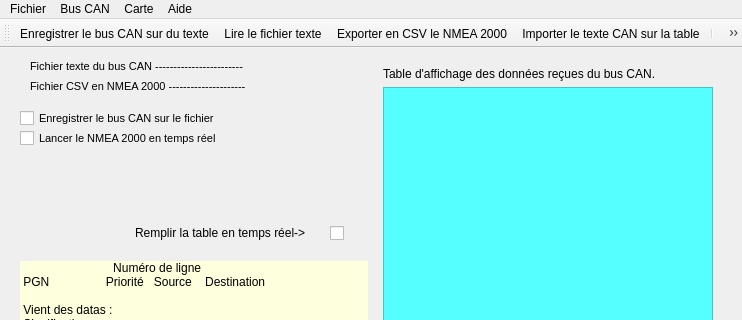
Qt form Alain.ui (AlainMal/HUAHINE2) before a commit; both pictures show x 0 to 742 and y 0 to 320 of the 742 by 684 pixel window.
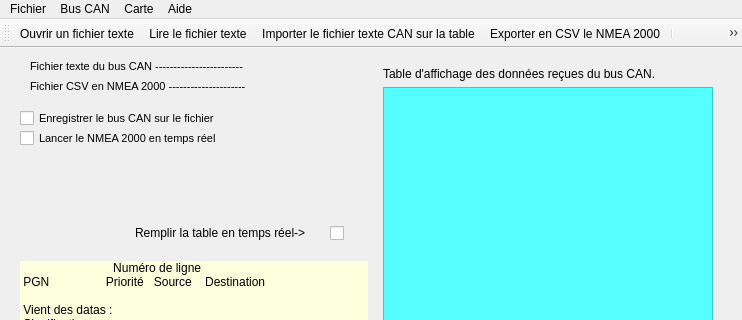
The same form after that commit. Icons and pictures are not drawn.

Patch:
```diff
--- a/Alain.ui
+++ b/Alain.ui
@@ -470,8 +470,8 @@
    </attribute>
    <addaction name="actionOuvrir"/>
    <addaction name="actionVoir"/>
-   <addaction name="actionExport"/>
    <addaction name="actionImporter"/>
+   <addaction name="actionExport"/>
    <addaction name="separator"/>
    <addaction name="actionOpen"/>
    <addaction name="actionClose"/>
@@ -506,7 +506,7 @@
      <normaloff>../HUAHINE/icones/Table.ico</normaloff>../HUAHINE/icones/Table.ico</iconset>
    </property>
    <property name="text">
-    <string>Importer le texte CAN sur la table</string>
+    <string>Importer le fichier texte CAN sur la table</string>
    </property>
    <property name="toolTip">
     <string>Importer le fchier CAN dans la table</string>
@@ -536,7 +536,7 @@
      <normaloff>../HUAHINE/icones/Ouvir.gif</normaloff>../HUAHINE/icones/Ouvir.gif</iconset>
    </property>
    <property name="text">
-    <string>Enregistrer le bus CAN sur du texte</string>
+    <string>Ouvrir un fichier texte</string>
    </property>
    <property name="toolTip">
     <string>Ouvrir un fichier texte</string>
```
Left out of the diff: 25 changed lines with no effect on the pictures.
